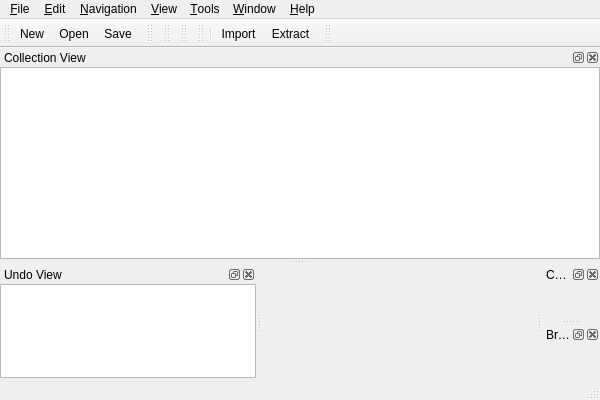
The window that mainwindow.ui (vidada/mugo) describes before a commit, drawn with Qt 5.
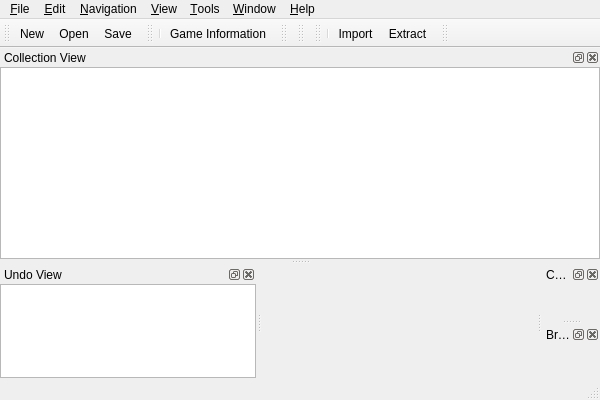
The same window after the commit. Icons and pictures are not drawn.

What changed in the file:
```diff
--- a/mainwindow.ui
+++ b/mainwindow.ui
@@ -334,6 +334,8 @@
    <attribute name="toolBarBreak">
     <bool>false</bool>
    </attribute>
+   <addaction name="separator"/>
+   <addaction name="actionGameInformation"/>
   </widget>
   <widget class="QToolBar" name="navigationToolBar">
    <property name="windowTitle">
```
Left out of the diff: 8 changed lines with no effect on the pictures.
